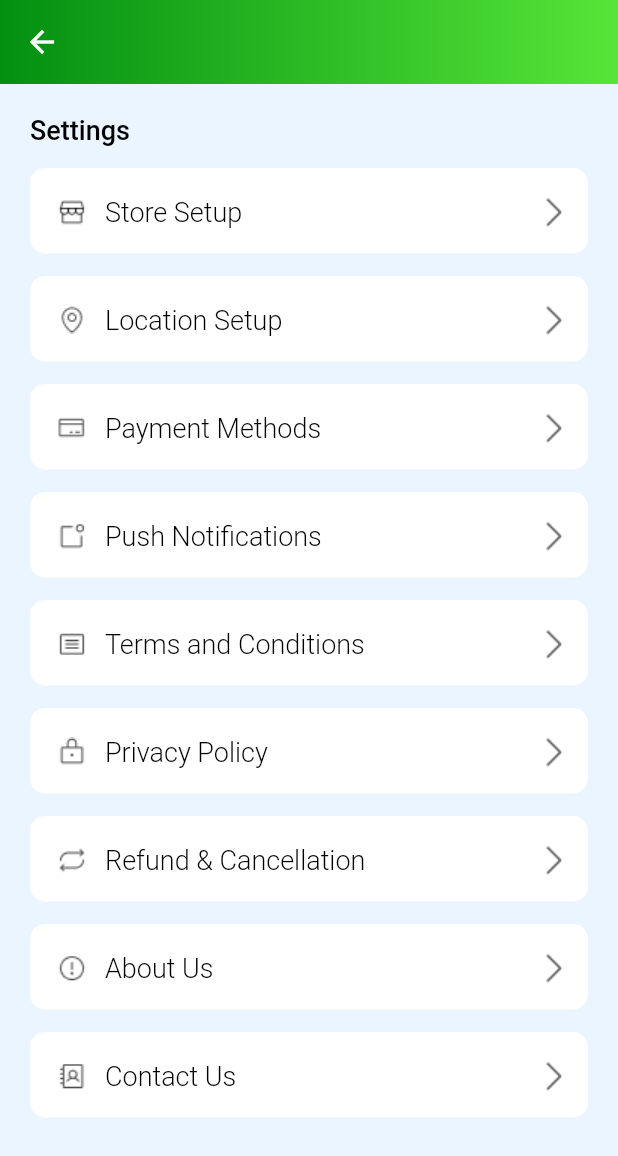
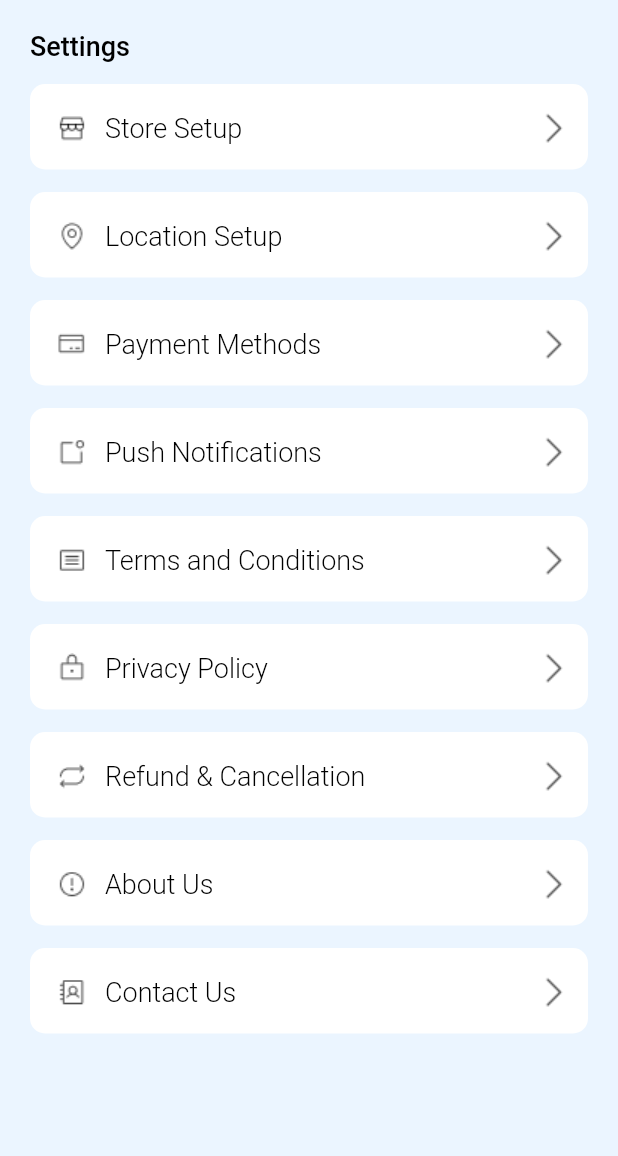
Before and after one commit to jithuhari/demo, a Flutter app: the SettingsScreen screen opened directly, on a phone screen of 412 x 824 dp. Shown: the top 1156 px of the screen. Run offline on Flutter 3.47's test engine with Material 2 defaults, Android fonts, the light colour scheme and no system bars; our stand-ins replace cached_network_image, dotted_border, flutter_multi_formatter, flutter_svg, fluttertoast, get and 2 more.

Commit message:
remove unwanted app bars in settings and earnings

```diff
--- a/lib/ui/earnings/earning_list.dart
+++ b/lib/ui/earnings/earning_list.dart
@@ -11,7 +11,7 @@ class EarningList extends StatelessWidget {
   @override
   Widget build(BuildContext context) {
     return Scaffold(
-      appBar:const  CustomAppBar(),
+
       body: SafeArea(child: Center(child: Container(child: Text("earing screen")),)),
     );
   }
--- a/lib/ui/login/settings_screen.dart
+++ b/lib/ui/login/settings_screen.dart
@@ -15,7 +15,7 @@ class SettingsScreen extends StatelessWidget {
   Widget build(BuildContext context) {
     return Scaffold(
       backgroundColor: AppColors.bgGreenColor,
-      appBar: const CustomAppBar(),
+
       body: ListView(
         shrinkWrap: true,
         padding: const EdgeInsets.all(20),
```
